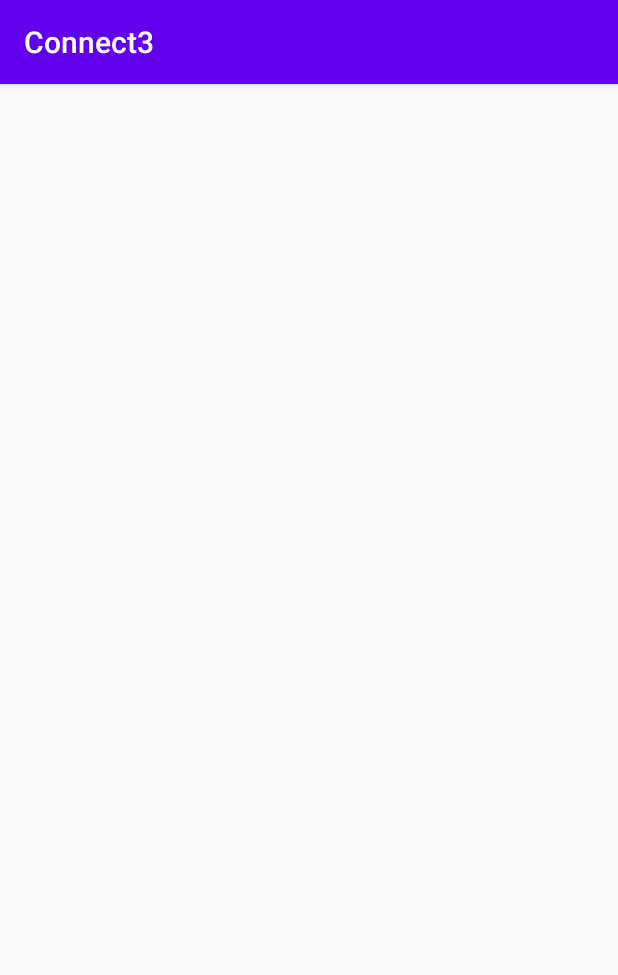
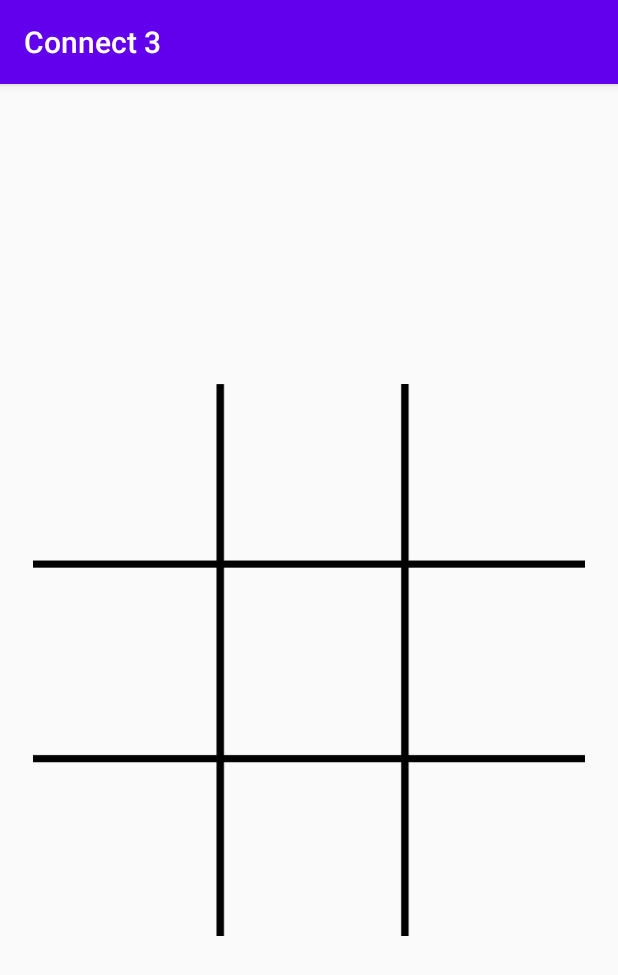
Before and after one commit to yenhoangle/Connect3, an Android app: the screen it shows after launch (MainActivity), on a phone screen of 412 x 824 dp. Shown: the top 975 px of the screen. Run offline under Robolectric (Android 15) with nearby library versions, the phone set to English and light mode, and no system bars.

Commit message:
finished basic functionality; 3 in a row leads to winner announcement

```diff
--- a/app/src/main/java/com/example/yhle/connect3/MainActivity.java
+++ b/app/src/main/java/com/example/yhle/connect3/MainActivity.java
@@ -2,12 +2,55 @@ package com.example.yhle.connect3;
 
 import android.support.v7.app.AppCompatActivity;
 import android.os.Bundle;
+import android.view.View;
+import android.widget.ImageView;
+import android.widget.Toast;
 
 public class MainActivity extends AppCompatActivity {
+    int activePlayer = 0; //0 is yellow, 1 is red
+    //default empty state: 2
+    int[] gameState = {2, 2, 2, 2, 2, 2, 2, 2, 2};
+    //possible winning states: tags of the winning positions
+    int[][] winStates = {{0,1,2}, {3, 4, 5}, {6, 7, 8}, {0, 3, 6}, {1, 4, 7}, {2, 5, 8},
+            {0, 4, 8}, {2, 4,6}};
 
     @Override
     protected void onCreate(Bundle savedInstanceState) {
         super.onCreate(savedInstanceState);
         setContentView(R.layout.activity_main);
     }
+
+    //method to animate token drop in
+    public void dropIn(View view) {
+        ImageView counter = (ImageView) view;
+        //get the tag property of each token, need to convert tag to string then to int
+        int selectedToken = Integer.parseInt(counter.getTag().toString());
+        gameState[selectedToken] = activePlayer;
+        //dropping: shift view up, then animate drop down
+        counter.setTranslationY(-1500);
+        //set color of chip based on current player
+        if (activePlayer == 0) {
+            counter.setImageResource(R.drawable.yellow);
+            activePlayer = 1;
+        } else {
+            counter.setImageResource(R.drawable.red);
+            activePlayer = 0;
+        }
+
+        //animate
+        counter.animate().translationYBy(1500).setDuration(300);
+        winCheck();
+    }
+
+    public void winCheck() {
+        //to win, all 3 win state positions must have the same activePlayer value
+        for (int[] winState : winStates) {
+            if (gameState[winState[0]] == gameState[winState[1]]
+                    && gameState[winState[1]] == gameState[winState[2]] &&
+                    gameState[winState[0]] !=2) {
+                //show a toast for winner
+                Toast.makeText(this, "Someone has won!", Toast.LENGTH_SHORT).show();
+            }
+        }
+    }
 }
--- a/app/src/main/res/layout/activity_main.xml
+++ b/app/src/main/res/layout/activity_main.xml
@@ -7,13 +7,88 @@
     tools:context=".MainActivity">
 
     <android.support.v7.widget.GridLayout
-        android:layout_width="0dp"
-        android:layout_height="0dp"
+        android:layout_width="368dp"
+        android:layout_height="368dp"
+        android:background="@drawable/board"
+        app:columnCount="3"
         app:layout_constraintBottom_toBottomOf="parent"
         app:layout_constraintEnd_toEndOf="parent"
         app:layout_constraintStart_toStartOf="parent"
-        app:layout_constraintTop_toTopOf="parent">
+        app:layout_constraintTop_toTopOf="parent"
+        app:rowCount="3">
 
+        <ImageView
+            android:id="@+id/imageView0"
+            android:layout_width="110dp"
+            android:layout_height="110dp"
+            android:layout_marginStart="5dp"
+            android:onClick="dropIn"
+            android:tag="0" />
+
+        <ImageView
+            android:id="@+id/imageView1"
+            android:layout_width="110dp"
+            android:layout_height="110dp"
+            android:layout_marginStart="16dp"
+            android:onClick="dropIn"
+            android:tag="1"/>
+        <ImageView
+            android:id="@+id/imageView2"
+            android:layout_width="110dp"
+            android:layout_height="110dp"
+            android:layout_marginStart="13dp"
+            android:onClick="dropIn"
+            android:tag="2"/>
+        <ImageView
+            android:id="@+id/imageView3"
+            android:layout_width="110dp"
+            android:layout_height="110dp"
+            android:layout_marginTop="20dp"
+            android:layout_marginStart="5dp"
+            android:onClick="dropIn"
+            android:tag="3"/>
+
+        <ImageView
+            android:id="@+id/imageView4"
+            android:layout_width="110dp"
+            android:layout_height="110dp"
+            android:layout_marginTop="20dp"
+            android:layout_marginStart="16dp"
+            android:onClick="dropIn"
+            android:tag="4"/>
+        <ImageView
+            android:id="@+id/imageView5"
+            android:layout_width="110dp"
+            android:layout_height="110dp"
+            android:layout_marginTop="20dp"
+            android:layout_marginStart="13dp"
+            android:onClick="dropIn"
+            android:tag="5"/>
+        <ImageView
+            android:id="@+id/imageView6"
+            android:layout_width="110dp"
+            android:layout_height="110dp"
+            android:layout_marginTop="17dp"
+            android:layout_marginStart="5dp"
+            android:onClick="dropIn"
+            android:tag="6"/>
+
+        <ImageView
+            android:id="@+id/imageView7"
+            android:layout_width="110dp"
+            android:layout_height="110dp"
+            android:layout_marginTop="17dp"
+            android:layout_marginStart="16dp"
+            android:onClick="dropIn"
+            android:tag="7"/>
+        <ImageView
+            android:id="@+id/imageView8"
+            android:layout_width="110dp"
+            android:layout_height="110dp"
+            android:layout_marginTop="17dp"
+            android:layout_marginStart="13dp"
+            android:onClick="dropIn"
+            android:tag="8"/>
     </android.support.v7.widget.GridLayout>
 
 </android.support.constraint.ConstraintLayout>
--- a/app/src/main/res/values/strings.xml
+++ b/app/src/main/res/values/strings.xml
@@ -1,3 +1,3 @@
 <resources>
-    <string name="app_name">Connect3</string>
+    <string name="app_name">Connect 3</string>
 </resources>
```
